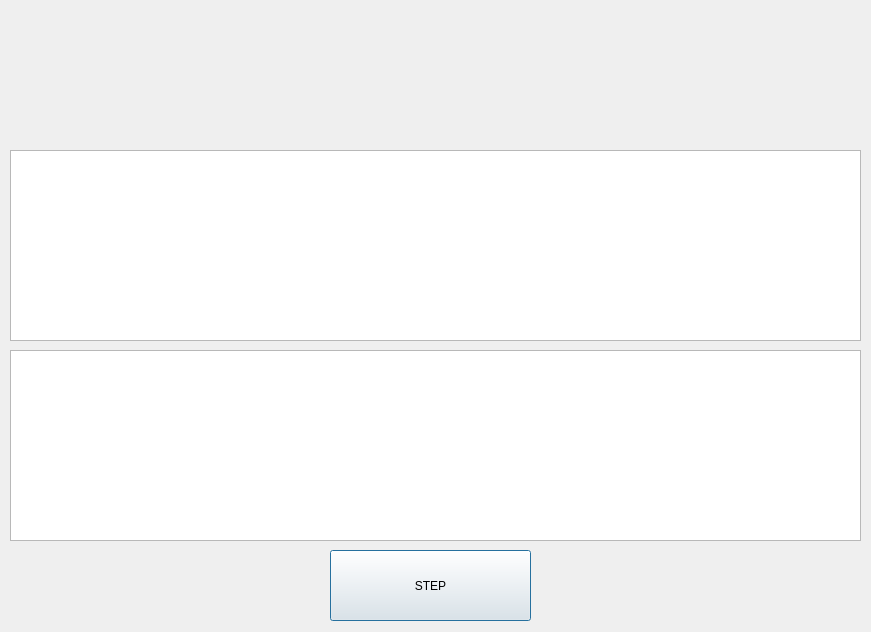
Above: stepmode.ui from ldkars/CMO9 before the change. Below: the same form after it.
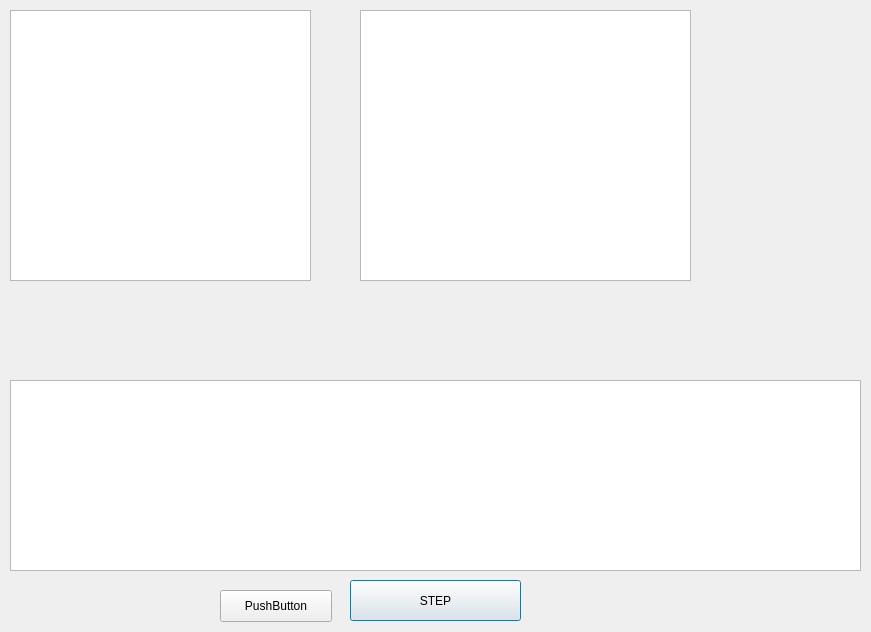
That is the form after the change.

Diff of the .ui file:
```diff
--- a/stepmode.ui
+++ b/stepmode.ui
@@ -16,10 +16,10 @@
   <widget class="QPushButton" name="pushButton">
    <property name="geometry">
     <rect>
-     <x>330</x>
-     <y>550</y>
-     <width>201</width>
-     <height>71</height>
+     <x>350</x>
+     <y>580</y>
+     <width>171</width>
+     <height>41</height>
     </rect>
    </property>
    <property name="text">
@@ -30,7 +30,7 @@
    <property name="geometry">
     <rect>
      <x>10</x>
-     <y>350</y>
+     <y>380</y>
      <width>851</width>
      <height>191</height>
     </rect>
@@ -42,10 +42,36 @@
   <widget class="QTableView" name="tableView_2">
    <property name="geometry">
     <rect>
+     <x>360</x>
+     <y>10</y>
+     <width>331</width>
+     <height>271</height>
+    </rect>
+   </property>
+   <property name="autoScrollMargin">
+    <number>7</number>
+   </property>
+  </widget>
+  <widget class="QPushButton" name="pushButton_2">
+   <property name="geometry">
+    <rect>
+     <x>220</x>
+     <y>590</y>
+     <width>112</width>
+     <height>32</height>
+    </rect>
+   </property>
+   <property name="text">
+    <string>PushButton</string>
+   </property>
+  </widget>
+  <widget class="QTableView" name="tableView_3">
+   <property name="geometry">
+    <rect>
      <x>10</x>
-     <y>150</y>
-     <width>851</width>
-     <height>191</height>
+     <y>10</y>
+     <width>301</width>
+     <height>271</height>
     </rect>
    </property>
    <property name="autoScrollMargin">
```
